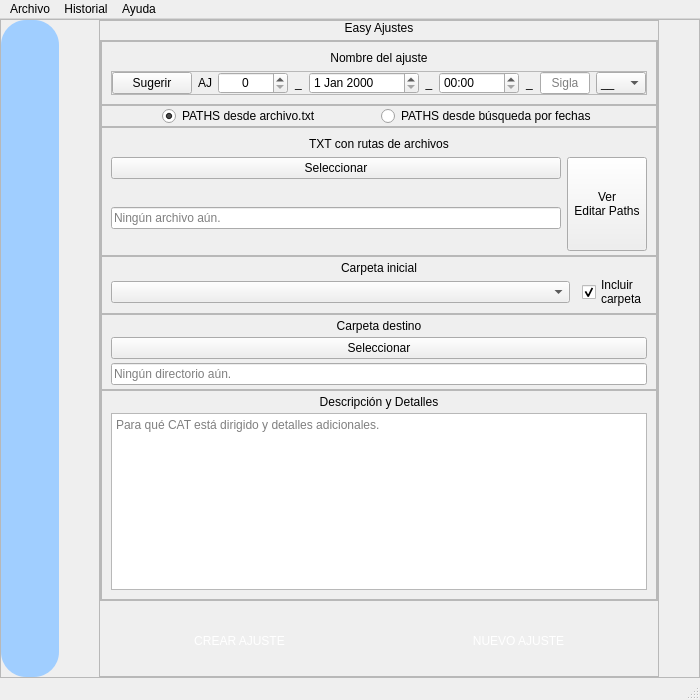
First picture: the form in Diseños QT/MainWindow.ui, repository JoseDevLab/EasyAjustes, before the edit.
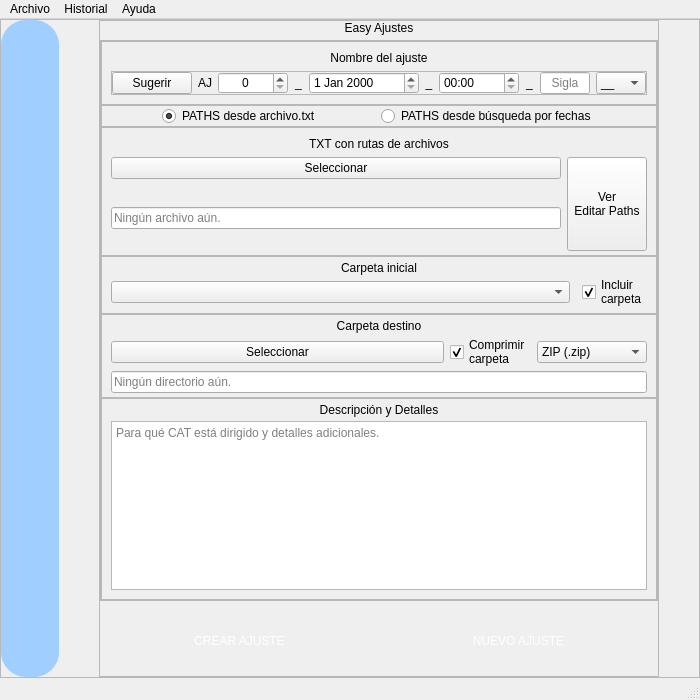
Second picture: the form after the edit. Icons and pictures are not drawn. Custom widgets are drawn as their Qt base class.

Diff of the .ui file:
```diff
--- a/Diseños QT/MainWindow.ui
+++ b/Diseños QT/MainWindow.ui
@@ -876,7 +876,7 @@
                     <property name="frameShadow">
                      <enum>QFrame::Shadow::Raised</enum>
                     </property>
-                    <layout class="QGridLayout" name="gridLayout_2">
+                    <layout class="QGridLayout" name="gridLayout_2" columnstretch="1,0,0">
                      <property name="topMargin">
                       <number>4</number>
                      </property>
@@ -937,27 +937,17 @@
                     <property name="frameShadow">
                      <enum>QFrame::Shadow::Raised</enum>
                     </property>
-                    <layout class="QVBoxLayout" name="verticalLayout_5">
-                     <property name="spacing">
-                      <number>4</number>
-                     </property>
+                    <layout class="QGridLayout" name="gridLayout_4" columnstretch="1,0,0">
                      <property name="topMargin">
                       <number>4</number>
                      </property>
                      <property name="bottomMargin">
                       <number>4</number>
                      </property>
-                     <item>
-                      <widget class="QLabel" name="lbDestino">
-                       <property name="text">
-                        <string>Carpeta destino</string>
-                       </property>
-                       <property name="alignment">
-                        <set>Qt::AlignmentFlag::AlignCenter</set>
-                       </property>
-                      </widget>
-                     </item>
-                     <item>
+                     <property name="verticalSpacing">
+                      <number>2</number>
+                     </property>
+                     <item row="1" column="0">
                       <widget class="QPushButton" name="btSelecDest">
                        <property name="statusTip">
                         <string>Seleccionar dónde guardar el ajuste.</string>
@@ -967,7 +957,71 @@
                        </property>
                       </widget>
                      </item>
-                     <item>
+                     <item row="1" column="1">
+                      <widget class="QCheckBox" name="chbComprimir">
+                       <property name="text">
+                        <string>Comprimir
+carpeta</string>
+                       </property>
+                       <property name="checked">
+                        <bool>true</bool>
+                       </property>
+                      </widget>
+                     </item>
+                     <item row="1" column="2">
+                      <widget class="QComboBox" name="cbFormato">
+                       <property name="sizePolicy">
+                        <sizepolicy hsizetype="Fixed" vsizetype="Fixed">
+                         <horstretch>0</horstretch>
+                         <verstretch>0</verstretch>
+                        </sizepolicy>
+                       </property>
+                       <property name="minimumSize">
+                        <size>
+                         <width>110</width>
+                         <height>0</height>
+                        </size>
+                       </property>
+                       <property name="maximumSize">
+                        <size>
+                         <width>50</width>
+                         <height>16777215</height>
+                        </size>
+                       </property>
+                       <property name="toolTip">
+                        <string>Formato</string>
+                       </property>
+                       <property name="statusTip">
+                        <string>Formato a comprimir.</string>
+                       </property>
+                       <item>
+                        <property name="text">
+                         <string>ZIP (.zip)</string>
+                        </property>
+                       </item>
+                       <item>
+                        <property name="text">
+                         <string>TAR (.tar)</string>
+                        </property>
+                       </item>
+                       <item>
+                        <property name="text">
+                         <string>GZIP (.tar.gz)</string>
+                        </property>
+                       </item>
+                       <item>
+                        <property name="text">
+                         <string>BZIP2 (.tar.bz2)</string>
+                        </property>
+                       </item>
+                       <item>
+                        <property name="text">
+                         <string>XZ (.tar.xz)</string>
+                        </property>
+                       </item>
+                      </widget>
+                     </item>
+                     <item row="2" column="0" colspan="3">
                       <widget class="QLineEdit" name="leDirecSelec">
                        <property name="toolTip">
                         <string>Directorio seleccionado.</string>
@@ -983,6 +1037,16 @@
                        </property>
                       </widget>
                      </item>
+                     <item row="0" column="0" colspan="3">
+                      <widget class="QLabel" name="lbDestino">
+                       <property name="text">
+                        <string>Carpeta destino</string>
+                       </property>
+                       <property name="alignment">
+                        <set>Qt::AlignmentFlag::AlignCenter</set>
+                       </property>
+                      </widget>
+                     </item>
                     </layout>
                    </widget>
                   </item>
```
